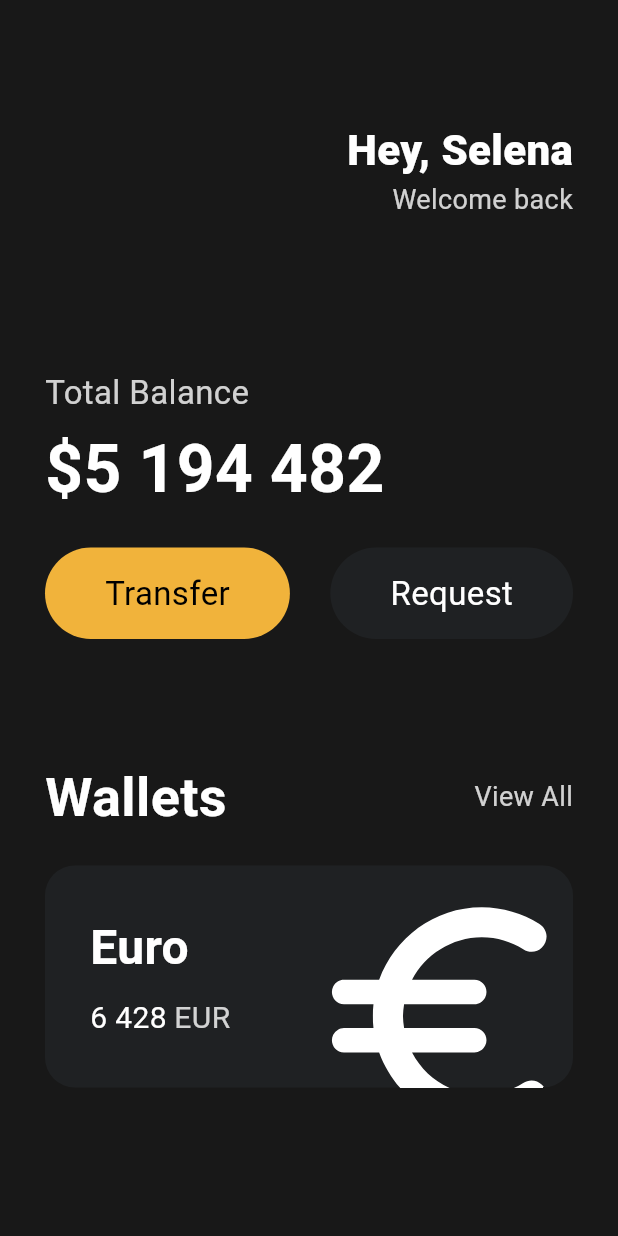
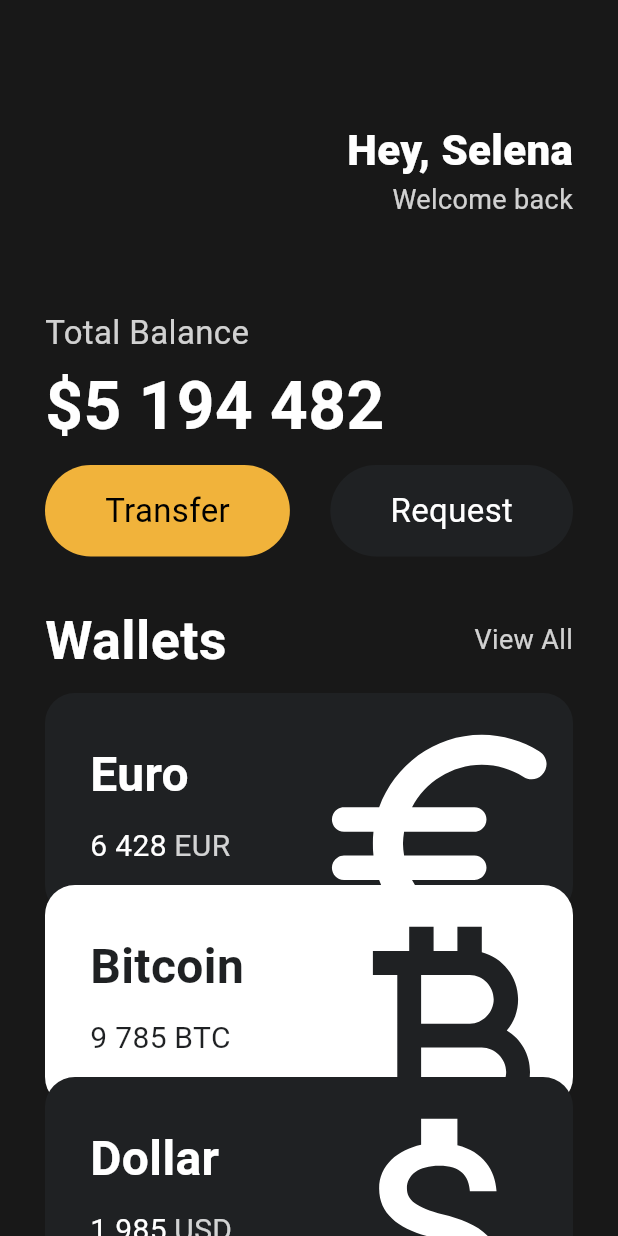
Before and after one commit to jklee3409/Toonflix, a Flutter app: the screen it shows after launch, on a phone screen of 412 x 824 dp. Run offline on Flutter 3.47's test engine with Material 3 defaults, Android fonts, the phone set to English and light mode, and no system bars.

Commit message:
Currencycard OOP

```diff
--- a/lib/main.dart
+++ b/lib/main.dart
@@ -1,5 +1,6 @@
 import 'package:flutter/material.dart';
 import 'package:toonflix/widgets/Button.dart';
+import 'package:toonflix/widgets/currency_card.dart';
 
 void main() {
   runApp(const App());
@@ -14,7 +15,8 @@ class App extends StatelessWidget {
       debugShowCheckedModeBanner: false,
       home: Scaffold(
         backgroundColor: const Color(0xFF181818),
-        body: Padding(
+        body: SingleChildScrollView(
+          child: Padding(
             padding: const EdgeInsets.symmetric(
               horizontal: 30,
             ),
@@ -50,7 +52,7 @@ class App extends StatelessWidget {
                   ],
                 ),
                 const SizedBox(
-                height: 100,
+                  height: 60,
                 ),
                 Text(
                   'Total Balance',
@@ -60,7 +62,7 @@ class App extends StatelessWidget {
                   ),
                 ),
                 const SizedBox(
-                height: 5,
+                  height: 3,
                 ),
                 const Text(
                   '\$5 194 482',
@@ -71,7 +73,7 @@ class App extends StatelessWidget {
                   ),
                 ),
                 const SizedBox(
-                height: 20,
+                  height: 7,
                 ),
                 const Row(
                   mainAxisAlignment: MainAxisAlignment.spaceBetween,
@@ -89,7 +91,7 @@ class App extends StatelessWidget {
                   ],
                 ),
                 const SizedBox(
-                height: 80,
+                  height: 30,
                 ),
                 Row(
                   crossAxisAlignment: CrossAxisAlignment.center,
@@ -113,72 +115,34 @@ class App extends StatelessWidget {
                   ],
                 ),
                 const SizedBox(
-                height: 20,
-              ),
-              Container(
-                clipBehavior: Clip.hardEdge,
-                decoration: BoxDecoration(
-                  color: const Color(0xFF1F2123),
-                  borderRadius: BorderRadius.circular(20),
-                ),
-                child: Padding(
-                  padding: const EdgeInsets.all(30),
-                  child: Row(
-                    mainAxisAlignment: MainAxisAlignment.spaceBetween,
-                    children: [
-                      Column(
-                        crossAxisAlignment: CrossAxisAlignment.start,
-                        children: [
-                          const Text(
-                            'Euro',
-                            style: TextStyle(
-                              fontSize: 32,
-                              color: Colors.white,
-                              fontWeight: FontWeight.w600,
-                            ),
-                          ),
-                          const SizedBox(
                   height: 10,
                 ),
-                          Row(
-                            children: [
-                              const Text(
-                                '6 428',
-                                style: TextStyle(
-                                  color: Colors.white,
-                                  fontSize: 20,
+                CurrencyCard(
+                  name: 'Euro',
+                  code: 'EUR',
+                  amount: '6 428',
+                  icon: Icons.euro_rounded,
+                  isInverted: false,
+                  order: 1,
                 ),
+                CurrencyCard(
+                  name: 'Bitcoin',
+                  code: 'BTC',
+                  amount: '9 785',
+                  icon: Icons.currency_bitcoin,
+                  isInverted: true,
+                  order: 2,
                 ),
-                              const SizedBox(
-                                width: 5,
-                              ),
-                              Text(
-                                'EUR',
-                                style: TextStyle(
-                                  color: Colors.white.withOpacity(0.8),
-                                  fontSize: 20,
-                                ),
+                CurrencyCard(
+                  name: 'Dollar',
+                  code: 'USD',
+                  amount: '1 985',
+                  icon: Icons.attach_money_outlined,
+                  isInverted: false,
+                  order: 3,
                 ),
               ],
             ),
-                        ],
-                      ),
-                      Transform.scale(
-                        scale: 2.2,
-                        child: Transform.translate(
-                          offset: const Offset(-5, 12),
-                          child: const Icon(
-                            Icons.euro_rounded,
-                            color: Colors.white,
-                            size: 88,
-                          ),
-                        ),
-                      )
-                    ],
-                  ),
-                ),
-              ),
-            ],
           ),
         ),
       ),
--- /dev/null
+++ b/lib/widgets/currency_card.dart
@@ -0,0 +1,91 @@
+import 'package:flutter/material.dart';
+
+class CurrencyCard extends StatelessWidget {
+  final String name, code, amount;
+  final IconData icon;
+  final bool isInverted;
+  final int order;
+
+  final _blackColor = const Color(0xFF1F2123);
+
+  CurrencyCard(
+      {super.key,
+      required this.name,
+      required this.code,
+      required this.amount,
+      required this.icon,
+      required this.isInverted,
+      required this.order});
+
+  @override
+  Widget build(BuildContext context) {
+    return Transform.translate(
+      offset: Offset(0, (-20 * (order - 1))),
+      child: Container(
+        clipBehavior: Clip.hardEdge,
+        decoration: BoxDecoration(
+          color: isInverted ? Colors.white : _blackColor,
+          borderRadius: BorderRadius.circular(20),
+        ),
+        child: Padding(
+          padding: const EdgeInsets.all(30),
+          child: Row(
+            mainAxisAlignment: MainAxisAlignment.spaceBetween,
+            children: [
+              Column(
+                crossAxisAlignment: CrossAxisAlignment.start,
+                children: [
+                  Text(
+                    name,
+                    style: TextStyle(
+                      fontSize: 32,
+                      color: isInverted ? _blackColor : Colors.white,
+                      fontWeight: FontWeight.w600,
+                    ),
+                  ),
+                  const SizedBox(
+                    height: 10,
+                  ),
+                  Row(
+                    children: [
+                      Text(
+                        amount,
+                        style: TextStyle(
+                          color: isInverted ? _blackColor : Colors.white,
+                          fontSize: 20,
+                        ),
+                      ),
+                      const SizedBox(
+                        width: 5,
+                      ),
+                      Text(
+                        code,
+                        style: TextStyle(
+                          color: isInverted
+                              ? _blackColor
+                              : Colors.white.withOpacity(0.8),
+                          fontSize: 20,
+                        ),
+                      ),
+                    ],
+                  ),
+                ],
+              ),
+              Transform.scale(
+                scale: 2.2,
+                child: Transform.translate(
+                  offset: const Offset(-5, 12),
+                  child: Icon(
+                    icon,
+                    color: isInverted ? _blackColor : Colors.white,
+                    size: 88,
+                  ),
+                ),
+              )
+            ],
+          ),
+        ),
+      ),
+    );
+  }
+}
```
Lines whose indentation alone changed are shown as unchanged.
